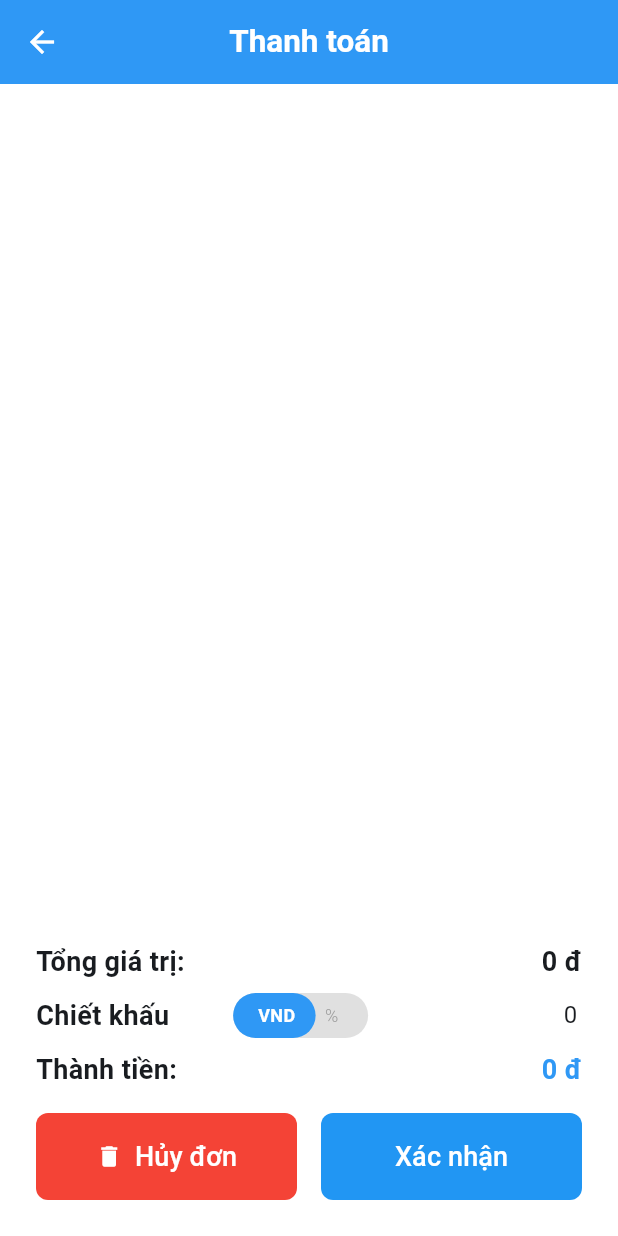
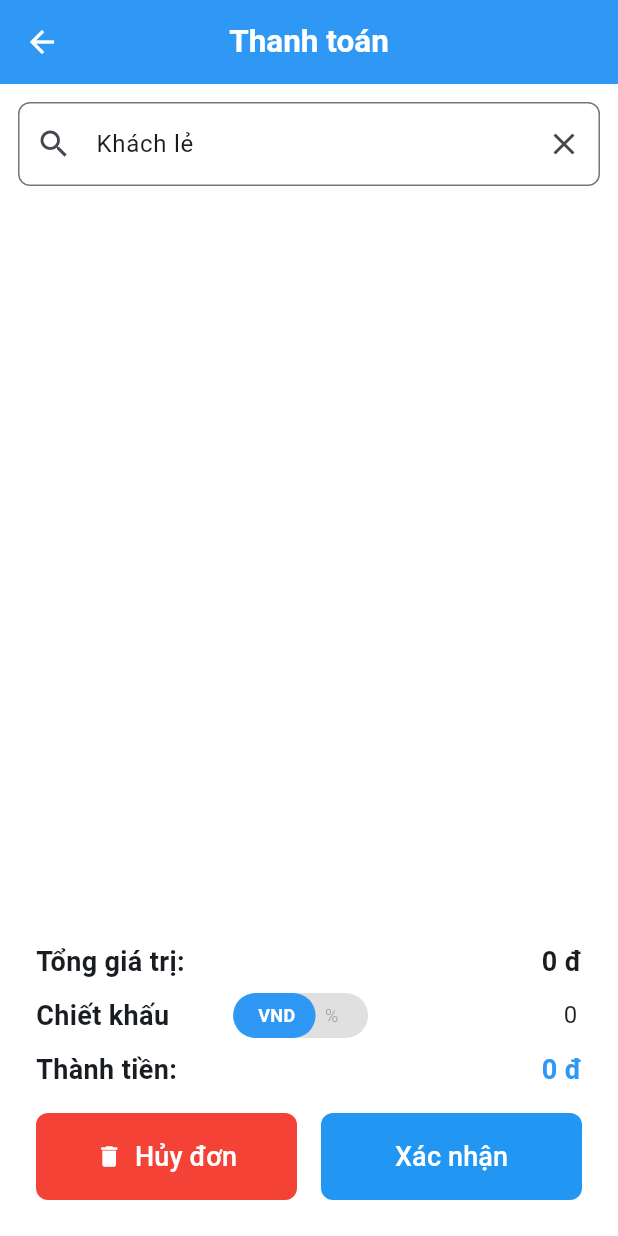
Before and after one commit to hungdungn47/HOSCO_Shop, a Flutter app: the CheckoutScreen screen opened directly, on a phone screen of 412 x 824 dp. Run offline on Flutter 3.47's test engine with Material 3 defaults, Android fonts, the phone set to English and light mode, and no system bars; our stand-ins replace awesome_dialog, cached_network_image, firebase_core, firebase_storage, fl_chart, get and 8 more; missing offline and left inert: simple_barcode_scanner; accounts and stored records are empty; statements that could not run were skipped.

```diff
--- a/lib/controllers/cart_controller.dart
+++ b/lib/controllers/cart_controller.dart
@@ -9,6 +9,7 @@ import 'package:hosco_shop_2/models/transaction.dart';
 import 'package:hosco_shop_2/networking/data/fakeProducts.dart';
 import 'package:uuid/uuid.dart';
 
+import '../models/customer.dart';
 import '../networking/api/api_service.dart';
 import '../services/local_db_service.dart';
 import '../utils/sl.dart';
@@ -24,6 +25,7 @@ class CartController extends GetxController {
   var isBarcodeOn = true.obs;
   var isShowSuggestion = false.obs;
   Set<int> productIdSet = <int>{}.obs;
+  var customer = Customer(name: "Khách lẻ").obs;
   final DatabaseService databaseService = DatabaseService.instance;
   Timer? debouncer;
   final int pageSize = 6; // Items per page
--- a/lib/controllers/customer_controller.dart
+++ b/lib/controllers/customer_controller.dart
@@ -5,6 +5,8 @@ import 'package:hosco_shop_2/services/local_db_service.dart';
 class CustomerController extends GetxController {
   final DatabaseService databaseService = DatabaseService.instance;
   var customers = <Customer>[].obs;
+  var suggestionCustomers = <Customer>[Customer(name: "Khách lẻ")].obs;
+  var isShowSuggestion = false.obs;
 
   @override
   void onInit() {
@@ -14,7 +16,18 @@ class CustomerController extends GetxController {
 
   void fetchCustomers() async {
     final data = await databaseService.getAllCustomers();
-    customers.assignAll(data.map((c) => Customer.fromMap(c)));
+    customers.assignAll(data);
+  }
+
+  void toggleShowSuggestion() {
+    isShowSuggestion.value = !isShowSuggestion.value;
+  }
+
+  void searchCustomers(String searchQuery) async {
+    final res = await databaseService.searchCustomers(searchQuery);
+    res.insert(0, Customer(name: "Khách lẻ"));
+    suggestionCustomers.assignAll(res);
+    res.clear();
   }
 
   void addCustomer(Customer customer) async {
--- a/lib/controllers/product_controller.dart
+++ b/lib/controllers/product_controller.dart
@@ -3,6 +3,7 @@ import 'dart:async';
 import 'package:get/get.dart';
 import 'package:get/get_rx/src/rx_typedefs/rx_typedefs.dart';
 import 'package:get_it/get_it.dart';
+import 'package:hosco_shop_2/models/supplier.dart';
 import 'package:hosco_shop_2/networking/api/api_service_impl.dart';
 import 'package:hosco_shop_2/networking/data/fakeProducts.dart';
 import 'package:hosco_shop_2/services/local_db_service.dart';
@@ -20,6 +21,7 @@ class ProductController extends GetxController {
   var searchSuggestions = <String>[].obs;
   var selectedCategories = <String>[].obs;
   List<String>? allCategories;
+  List<Supplier>? allSuppliers;
   final DatabaseService productService = DatabaseService.instance;
   Timer? debouncer;
   // final log = Logger('ProductControllerLogger');
@@ -35,6 +37,7 @@ class ProductController extends GetxController {
     super.onInit();
     await searchProduct('');
     allCategories = await productService.getAllCategories();
+    allSuppliers = await productService.getAllSuppliers();
     // displayedProducts.assignAll(allProducts);
   }
 
--- a/lib/main.dart
+++ b/lib/main.dart
@@ -1,6 +1,7 @@
 import 'package:flutter/material.dart';
 import 'package:get/get.dart';
 import 'package:hosco_shop_2/controllers/cart_controller.dart';
+import 'package:hosco_shop_2/controllers/customer_controller.dart';
 import 'package:hosco_shop_2/controllers/product_controller.dart';
 import 'package:hosco_shop_2/networking/api/api_service.dart';
 import 'package:hosco_shop_2/networking/api/api_service_impl.dart';
@@ -24,6 +25,7 @@ Future<void> setup() async {
   Get.put(ProductController());
   Get.put(CartController());
   Get.put(ApiServiceImpl());
+  Get.put(CustomerController());
 }
 
 class MyApp extends StatelessWidget {
--- a/lib/models/product.dart
+++ b/lib/models/product.dart
@@ -1,10 +1,12 @@
+import 'package:hosco_shop_2/models/supplier.dart';
+
 class Product {
   int id;
   String name;
   String category;
   double price;
   int stockQuantity;
-  String supplier;
+  Supplier supplier; // Store full Supplier object
   DateTime receivingDate;
   String imageUrl;
   String description;
@@ -25,7 +27,7 @@ class Product {
     this.discount = 0.0,
   });
 
-  /// Convert Product to JSON (for API or local storage)
+  /// Convert Product to JSON (Store only supplierId)
   Map<String, dynamic> toJson() {
     return {
       "id": id,
@@ -33,7 +35,7 @@ class Product {
       "category": category,
       "price": price,
       "stockQuantity": stockQuantity,
-      "supplier": supplier,
+      "supplierId": supplier.id, // Store only supplierId
       "receivingDate": receivingDate.toIso8601String(),
       "imageUrl": imageUrl,
       "description": description,
@@ -42,15 +44,15 @@ class Product {
     };
   }
 
-  /// Create Product from JSON (for API or local storage)
-  factory Product.fromJson(Map<String, dynamic> json) {
+  /// Create Product from JSON (Fetch full Supplier separately)
+  factory Product.fromJson(Map<String, dynamic> json, Supplier supplier) {
     return Product(
       id: json["id"],
       name: json["name"],
       category: json["category"],
       price: json["price"].toDouble(),
       stockQuantity: json["stockQuantity"],
-      supplier: json["supplier"],
+      supplier: supplier, // Attach full supplier object
       receivingDate: DateTime.parse(json["receivingDate"]),
       imageUrl: json["imageUrl"],
       description: json["description"] ?? "",
--- a/lib/networking/api/api_service.dart
+++ b/lib/networking/api/api_service.dart
@@ -1,7 +1,7 @@
 import 'package:hosco_shop_2/models/product.dart';
 
 abstract class ApiService {
-  Future<List<Product>> getAllProducts();
+  // Future<List<Product>> getAllProducts();
   Future<Product?> getProductById(String productId);
   Future<void> createProduct(Product productData);
   Future<void> updateProduct(Product productData);
--- a/lib/views/cart/checkout_screen.dart
+++ b/lib/views/cart/checkout_screen.dart
@@ -2,6 +2,7 @@ import 'package:awesome_dialog/awesome_dialog.dart';
 import 'package:flutter/material.dart';
 import 'package:hosco_shop_2/controllers/cart_controller.dart';
 import 'package:get/get.dart';
+import 'package:hosco_shop_2/controllers/customer_controller.dart';
 import 'package:hosco_shop_2/views/common_widgets/toggle_button.dart';
 import 'package:intl/intl.dart';
 
@@ -12,10 +13,13 @@ import '../common_widgets/cart_item_card.dart';
 class CheckoutScreen extends StatelessWidget {
 
   final CartController cartController = Get.find<CartController>();
+  final CustomerController customerController = Get.find<CustomerController>();
   final TextEditingController discountController = TextEditingController();
+  final TextEditingController searchQueryController = TextEditingController();
   // CheckoutScreen({super.key});
   CheckoutScreen({Key? key}) : super(key: key) {
     discountController.text = "0";
+    searchQueryController.text = "Khách lẻ";
   }
   @override
   Widget build(BuildContext context) {
@@ -25,8 +29,11 @@ class CheckoutScreen extends StatelessWidget {
         title: Text("Thanh toán"),
         leading: IconButton(onPressed: () => Get.offAndToNamed('/cart'), icon: Icon(Icons.arrow_back)),
       ),
-      body: Column(
+      body: Stack(
         children: [
+          Column(
+            children: [
+              const SizedBox(height: 80),
               Expanded(
                 child: Obx(() {
                   List<CartItem> cartItems = cartController.cartItems;
@@ -107,6 +114,73 @@ class CheckoutScreen extends StatelessWidget {
                     ),
                   ],
                 )),
+              ),
+            ],
+          ),
+          Padding(
+            padding: EdgeInsets.all(12.0),
+            child: Column(
+              children: [
+                TextField(
+                  controller: searchQueryController,
+                  onTap: () {
+                    // Clear text field when tapped
+                    searchQueryController.clear();
+                    // Show suggestion list
+                    customerController.isShowSuggestion.value = true;
+                    // Trigger search with empty value to show all suggestions
+                    customerController.searchCustomers('');
+                  },
+                  onChanged: (value) {
+                    customerController.searchCustomers(value);
+                    // Make sure suggestions remain visible when typing
+                    if (!customerController.isShowSuggestion.value) {
+                      customerController.toggleShowSuggestion();
+                    }
+                  },
+                  decoration: InputDecoration(
+                    hintText: "Chọn khách hàng",
+                    prefixIcon: Icon(Icons.search),
+                    suffixIcon: IconButton(
+                        onPressed: () {
+                          // Clear focus
+                          FocusScope.of(context).requestFocus(new FocusNode());
+                          // Set default text
+                          searchQueryController.text = "Khách lẻ";
+                          // Hide suggestion list
+                          customerController.isShowSuggestion.value = false;
+                        },
+                        icon: Icon(Icons.clear)
+                    ),
+                    border: OutlineInputBorder(borderRadius: BorderRadius.circular(8)),
+                  ),
+                ),
+
+                // 🔹 Show search suggestions
+                Obx(() => !customerController.isShowSuggestion.value
+                    ? SizedBox.shrink()
+                    : Container(
+                  margin: EdgeInsets.symmetric(vertical: 4),
+                  decoration: BoxDecoration(
+                    color: Colors.white,
+                    border: Border.all(color: Colors.grey),
+                    borderRadius: BorderRadius.circular(8),
+                  ),
+                  child: Column(
+                    children: customerController.suggestionCustomers
+                        .map((suggestion) => ListTile(
+                      title: Text(suggestion.name),
+                      onTap: () {
+                        searchQueryController.text = suggestion.name;
+                        customerController.isShowSuggestion.value = false;
+                        // productController.selectSuggestion(suggestion);
+                      },
+                    ))
+                        .toList(),
+                  ),
+                )),
+              ],
+            ),
           ),
         ],
       ),
--- a/lib/views/products/add_product.dart
+++ b/lib/views/products/add_product.dart
@@ -3,6 +3,7 @@ import 'package:flutter/material.dart';
 import 'package:get/get.dart';
 import 'package:hosco_shop_2/controllers/product_controller.dart';
 import 'package:hosco_shop_2/models/product.dart';
+import 'package:hosco_shop_2/models/supplier.dart';
 import 'package:hosco_shop_2/services/image_upload_service.dart';
 import 'package:hosco_shop_2/utils/constants.dart';
 
@@ -73,7 +74,7 @@ class _CreateProductScreenState extends State<CreateProductScreen> {
       category: _selectedCategory!,
       price: double.tryParse(priceController.text) ?? 0.0,
       stockQuantity: int.tryParse(stockController.text) ?? 0,
-      supplier: _selectedSupplier!,
+      supplier: Supplier(name: _selectedSupplier!),
       receivingDate: DateTime.now(),
       imageUrl: _imageUrl!,
       description: descriptionController.text,
--- a/lib/views/products/product_details.dart
+++ b/lib/views/products/product_details.dart
@@ -98,7 +98,7 @@ class ProductDetailScreen extends StatelessWidget {
                 mainAxisAlignment: MainAxisAlignment.spaceBetween,
                 children: [
                   Text("Nhà cung cấp:", style: TextStyle(fontSize: 18, color: Colors.black54)),
-                  Text(product.supplier, style: TextStyle(fontSize: 18, color: Colors.black54)),
+                  Text(product.supplier.name, style: TextStyle(fontSize: 18, color: Colors.black54)),
                 ],
               ),
               SizedBox(height: 8.0),
```
Also changed, not shown: lib/networking/api/api_service_impl.dart (+5 -5 lines), lib/networking/data/fakeProducts.dart (+6 -5 lines), lib/networking/data/fake_transactions.dart (+14 -12 lines), lib/services/local_db_service.dart (+85 -55 lines). Lines whose indentation alone changed are shown as unchanged.
